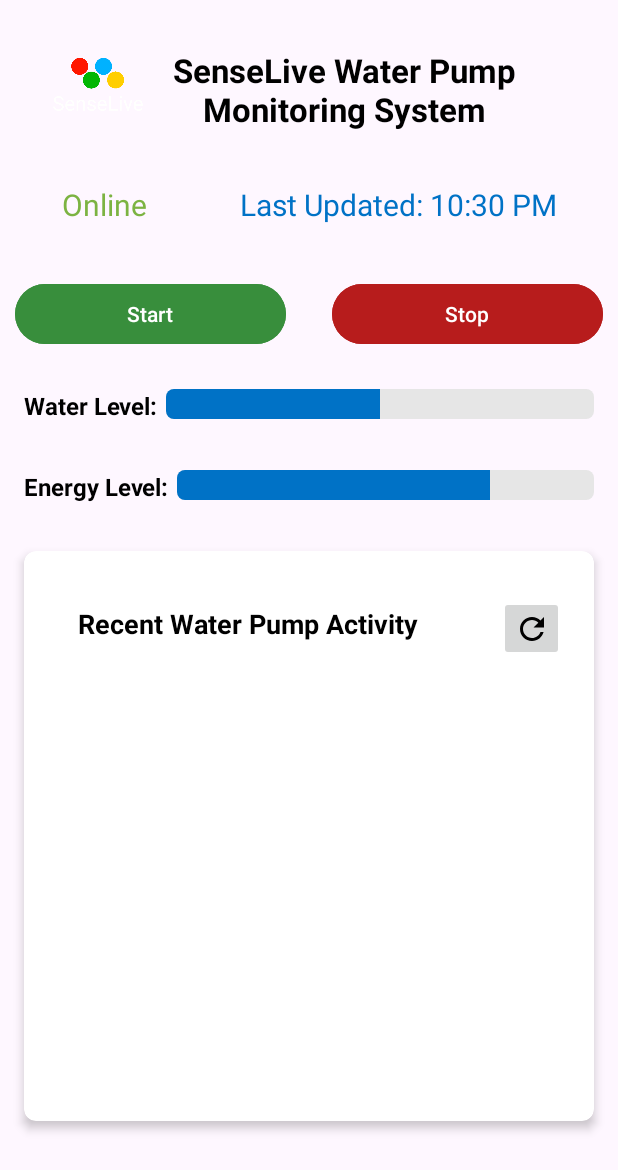
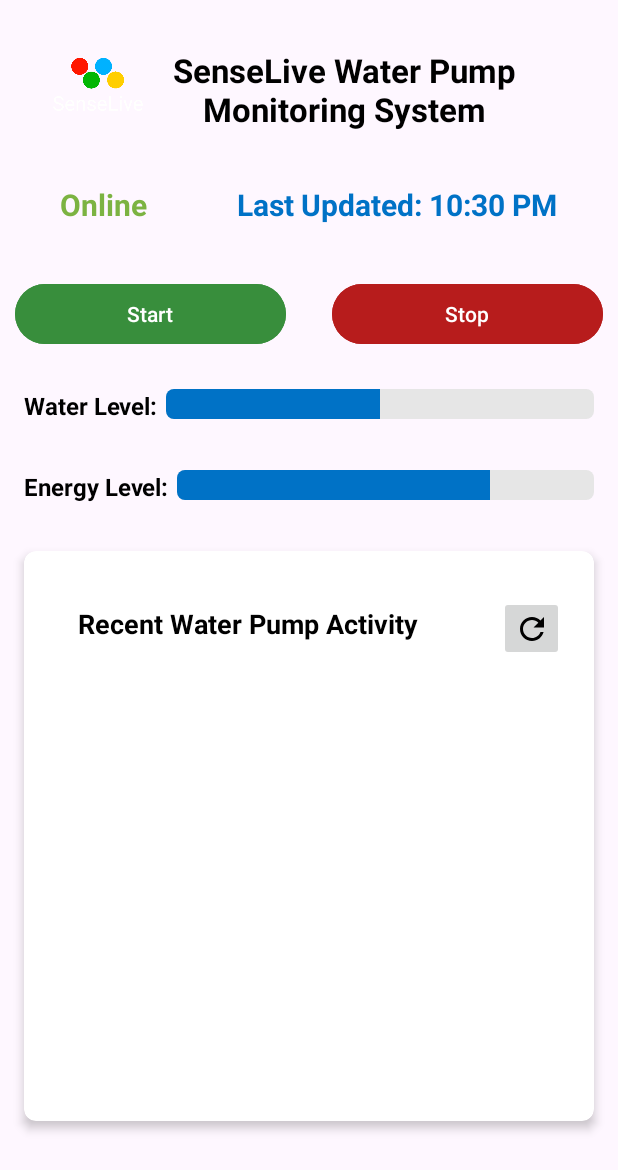
Before and after one commit to TanmayRao7/Water-Pump-Managment-System, an Android app: the MainActivity screen opened directly, with no data from a screen before it, on a phone screen of 412 x 824 dp. Shown: the top 1170 px of the screen. Run offline under Robolectric (Android 15) with nearby library versions, the phone set to English and light mode, and no system bars; 1 statement that could not run was skipped.

```diff
--- a/app/src/main/java/com/tanmay/example/RetrofitInterface.java
+++ b/app/src/main/java/com/tanmay/example/RetrofitInterface.java
@@ -20,4 +20,7 @@ public interface RetrofitInterface {
     @POST("/water-pump-post")
     Call<PumpData> addData(@Body PumpData data);
 
+    @GET("/water-pump-last")
+    Call<PumpData> getData();
+
 }
--- a/app/src/main/res/layout/activity_main.xml
+++ b/app/src/main/res/layout/activity_main.xml
@@ -55,7 +55,8 @@
                 android:gravity="center"
                 android:text="Online"
                 android:textColor="#7CB342"
-                android:textSize="20sp" />
+                android:textSize="20sp"
+                android:textStyle="bold" />
 
             <TextView
                 android:id="@+id/timeTextView"
@@ -65,7 +66,8 @@
                 android:gravity="center"
                 android:text="Last Updated: 10:30 PM"
                 android:textColor="#0072C6"
-                android:textSize="20sp" />
+                android:textSize="20sp"
+                android:textStyle="bold" />
         </LinearLayout>
 
 
```
Also changed, not shown: app/src/main/java/com/tanmay/example/MainActivity.java (+58 -4 lines), app/src/main/java/com/tanmay/example/PumpData.java (+4 -8 lines).
